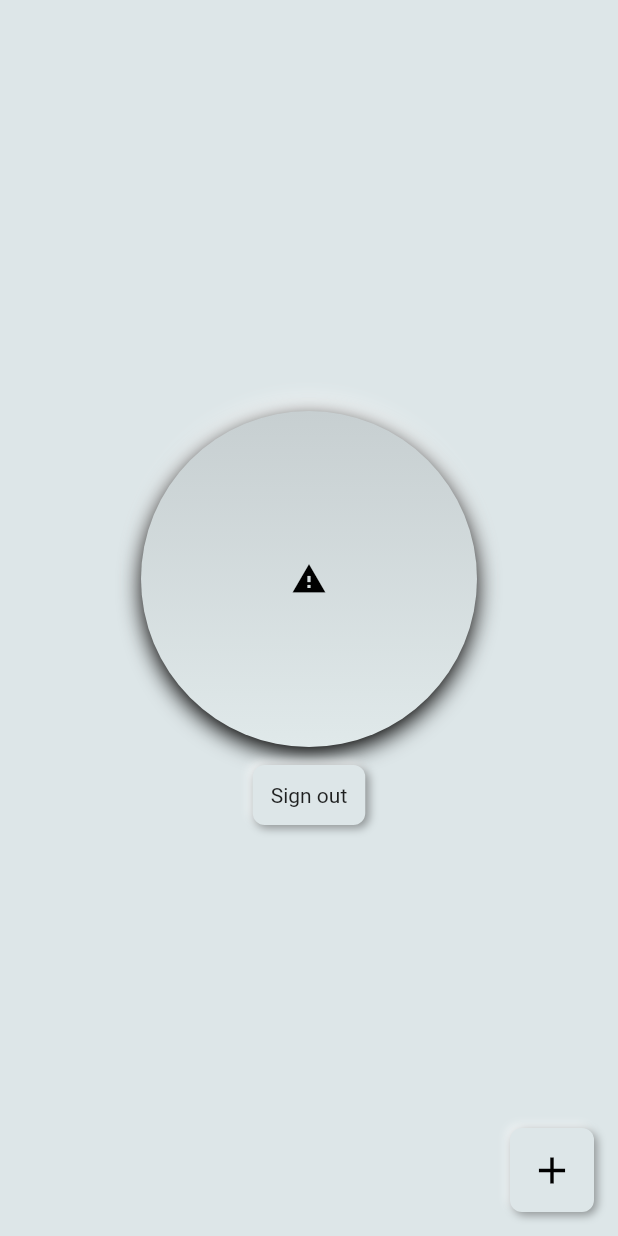
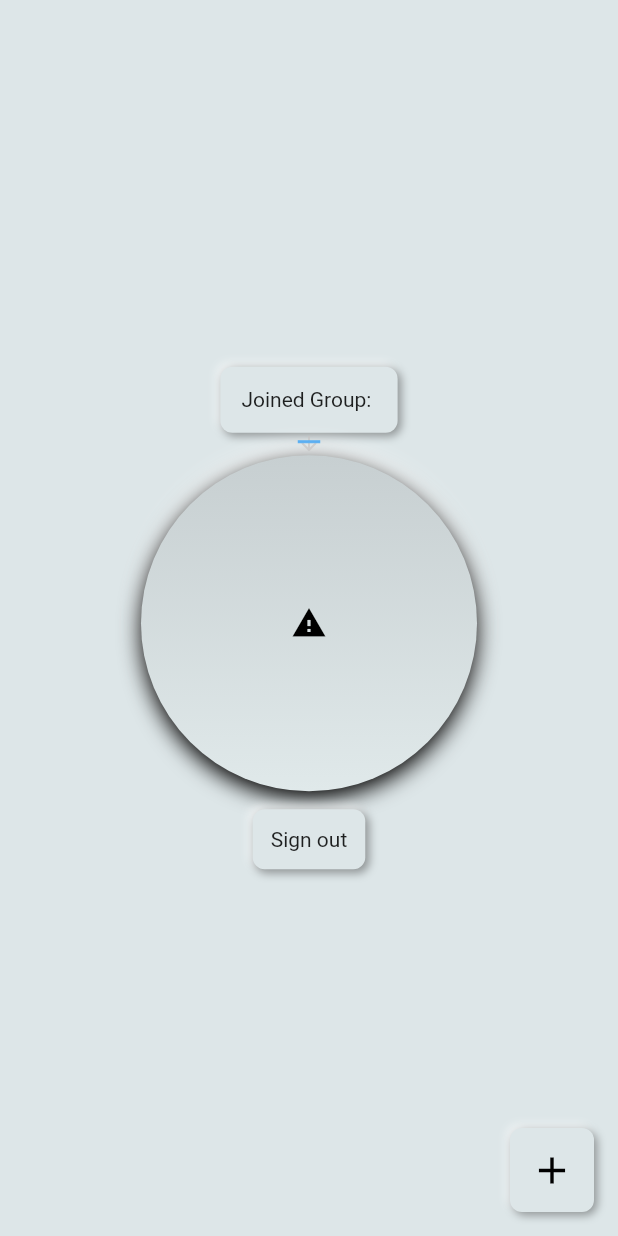
Before and after one commit to AhmedTitef/github_issue_browser, a Flutter app: the screen it shows once a user with an empty profile is signed in, after a tap on the "warning" icon, on a phone screen of 412 x 824 dp. Run offline on Flutter 3.47's test engine with Material 2 defaults, Android fonts, the phone set to English and light mode, and no system bars; drawn by our look-alikes of flutter_neumorphic; our stand-ins replace cloud_firestore, firebase_auth, firebase_core, random_string; accounts and stored records are empty.

Commit message:
added a drop down menu to select rooms

```diff
--- a/lib/screens/main_screen.dart
+++ b/lib/screens/main_screen.dart
@@ -4,8 +4,6 @@ import 'package:copsalert/screens/create_group_screen.dart';
 import 'package:copsalert/screens/join_group_screen.dart';
 import 'package:firebase_auth/firebase_auth.dart';
 import 'package:flutter_neumorphic/flutter_neumorphic.dart';
-
-
 
 void main() => runApp(MainScreen());
 
@@ -17,6 +15,9 @@ class MainScreen extends StatefulWidget {
 }
 
 class _MainScreenState extends State<MainScreen> {
+  var dropdownValue;
+  void getInviteCode() {}
+
   @override
   Widget build(BuildContext context) {
     return NeumorphicApp(
@@ -24,7 +25,6 @@ class _MainScreenState extends State<MainScreen> {
         floatingActionButton: NeumorphicFloatingActionButton(
           child: Icon(Icons.add, size: 30),
           onPressed: () {
-
             _settingModalBottomSheet(context);
           },
         ),
@@ -33,6 +33,57 @@ class _MainScreenState extends State<MainScreen> {
           child: Column(
             mainAxisSize: MainAxisSize.min,
             children: <Widget>[
+              Neumorphic(
+                padding: EdgeInsets.all(14),
+                style: NeumorphicStyle(),
+                child: Text("Joined Group: "),
+
+              ),
+
+              StreamBuilder(
+                stream: FirebaseFirestore.instance
+                    .collection("users")
+                    .doc(FirebaseAuth.instance.currentUser.uid)
+                    .collection("rooms")
+                    .snapshots(),
+                // ignore: missing_return
+                builder: (context, snapshot) {
+                  if (snapshot.hasData) {
+
+                   List <DropdownMenuItem> roomsList = [];
+                   for (DocumentSnapshot room in  snapshot.data.documents){
+
+                     roomsList.add(DropdownMenuItem(child: Text(room.id) , value: room.id,));
+                   }
+
+                   return DropdownButton<dynamic>(
+                     icon: Icon(Icons.arrow_downward),
+                     iconSize: 15,
+                     elevation: 16,
+                     value: dropdownValue,
+                     style: TextStyle(color: Colors.black),
+                     underline: Container(
+                       height: 2,
+                       color: Colors.blue,
+                     ),
+                     onChanged: ( newValue) {
+                       setState(() {
+                         dropdownValue = newValue;
+
+                       });
+                     },
+                     items: roomsList,
+                   );
+
+
+
+                  } else {
+                    return Text("No rooms");
+                  }
+                },
+              ),
+
+
 //              Neumorphic(
 //                child: FlatButton(child: Text("Join"), onPressed: (){
 //                  Navigator.pushNamed(context, CreateGroupScreen.id);
@@ -44,13 +95,13 @@ class _MainScreenState extends State<MainScreen> {
                 provideHapticFeedback: true,
                 onPressed: () {
 //                  _signInAnonymously();
-                FirebaseFirestore.instance.collection("rooms").doc("2334").collection("2334").doc().set({
-
-                });
-                  print("onClick");
-
+                  FirebaseFirestore.instance
+                      .collection("rooms")
+                      .doc("2334")
+                      .collection("2334")
+                      .doc()
+                      .set({});
                 },
-
                 style: NeumorphicStyle(
                   intensity: 15,
                   depth: 10,
@@ -61,7 +112,6 @@ class _MainScreenState extends State<MainScreen> {
                 padding: const EdgeInsets.all(100.0),
                 child: Icon(
                   Icons.warning,
-
                 ),
               ),
               NeumorphicButton(
@@ -101,16 +151,12 @@ class _MainScreenState extends State<MainScreen> {
 //                    "Toggle Theme",
 ////                  style: TextStyle(color: _textColor(context)),
 //                  )),
-
-
             ],
           ),
         ),
       ),
     );
   }
-
-
 
 //  Color _iconsColor(BuildContext context) {
 //    final theme = NeumorphicTheme.of(context);
@@ -129,10 +175,10 @@ class _MainScreenState extends State<MainScreen> {
 //    }
 //  }
 //}
-void _settingModalBottomSheet(context){
+  void _settingModalBottomSheet(context) {
     showModalBottomSheet(
         context: context,
-      builder: (BuildContext bc){
+        builder: (BuildContext bc) {
           return Neumorphic(
             child: Container(
               child: new Wrap(
@@ -142,13 +188,11 @@ void _settingModalBottomSheet(context){
                       title: new Text('Create Group'),
                       onTap: () {
                         Navigator.pushNamed(context, CreateGroupScreen.id);
-
-                    }
-                ),
+                      }),
                   new ListTile(
                     leading: new Icon(Icons.videocam),
                     title: new Text('Join Group'),
-                  onTap: (){
+                    onTap: () {
                       Navigator.pushNamed(context, JoinGroupScreen.id);
                     },
                   ),
@@ -156,9 +200,9 @@ void _settingModalBottomSheet(context){
               ),
             ),
           );
+        });
   }
-  );
-}}
+}
 
 Future<void> _signInAnonymously() async {
   try {
@@ -167,6 +211,7 @@ Future<void> _signInAnonymously() async {
     print(e); // TODO: show dialog with error
   }
 }
+
 Future<void> _signOut() async {
   try {
     await FirebaseAuth.instance.signOut();
--- a/pubspec.yaml
+++ b/pubspec.yaml
@@ -25,6 +25,7 @@ dependencies:
   flutter_neumorphic: ^3.0.2
   cloud_firestore: ^0.14.0+2
   shared_preferences: ^0.5.12
+  random_string: ^2.1.0
 
   neumorphic: ^0.4.0
   firebase_core: ^0.5.0
```
Also changed, not shown: lib/screens/create_group_screen.dart (+63 -3 lines), lib/screens/forgotpassword_screen.dart (deleted, +0 -85 lines), lib/screens/join_group_screen.dart (+48 -0 lines), pubspec.lock, 1 other file. Lines whose indentation alone changed are shown as unchanged.
